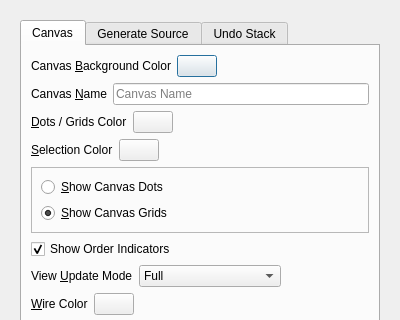
Old version of the form UI/glitch-canvas-settings.ui in the repository textbrowser/glitch; both pictures show x 0 to 400 and y 0 to 320 of the 400 by 550 pixel window.
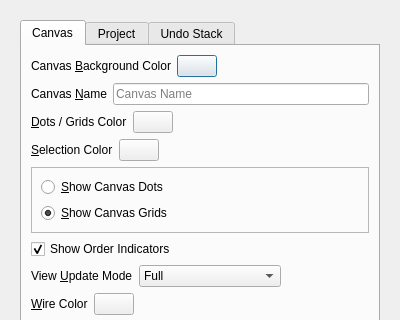
New version of the form. Icons and pictures are not drawn.

Commit message: Project IDE.

```diff
--- a/UI/glitch-canvas-settings.ui
+++ b/UI/glitch-canvas-settings.ui
@@ -418,7 +418,7 @@
          </widget>
          <widget class="QWidget" name="page_2">
           <attribute name="title">
-           <string>Generate Source</string>
+           <string>Project</string>
           </attribute>
           <layout class="QVBoxLayout" name="verticalLayout_5">
            <item>
```
The commit also changes 7 other files.
